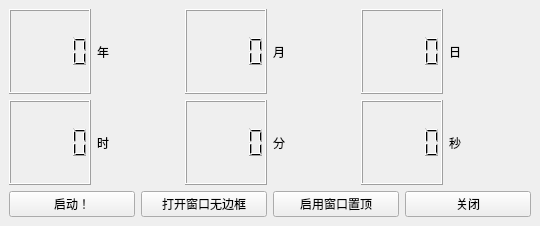
Above: Clock.ui from Rx584/QtClock before the change. Below: the same form after it.
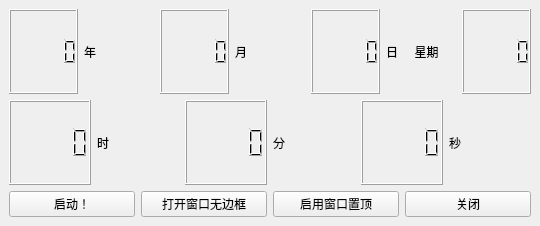
That is the form after the change.

Commit message: 添加了星期显示

What changed in the file:
```diff
--- a/Clock.ui
+++ b/Clock.ui
@@ -55,10 +55,13 @@
       <item>
        <widget class="QLabel" name="label_3">
         <property name="text">
-         <string>日</string>
+         <string>日     星期</string>
         </property>
        </widget>
       </item>
+      <item>
+       <widget class="QLCDNumber" name="week"/>
+      </item>
      </layout>
     </item>
     <item>
```
The commit also changes 2 other files.
